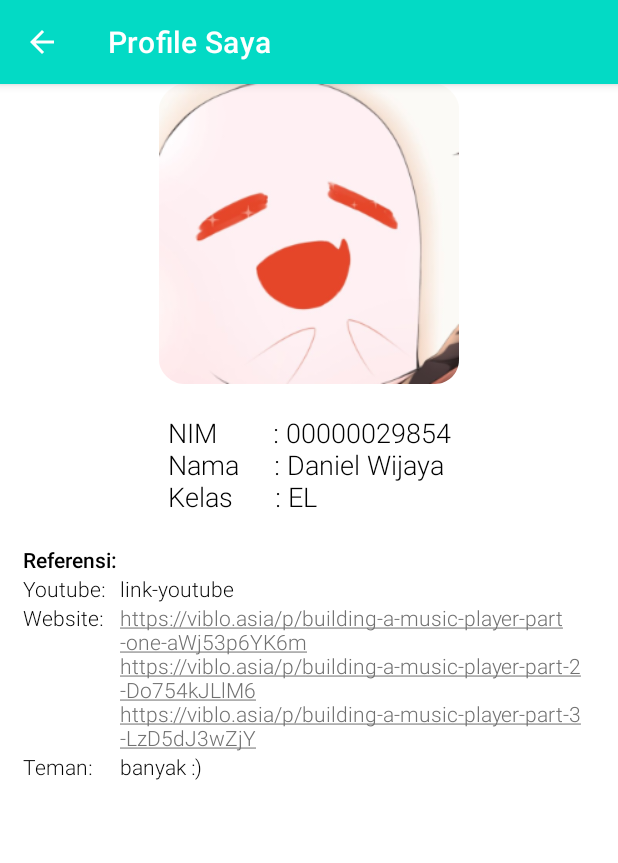
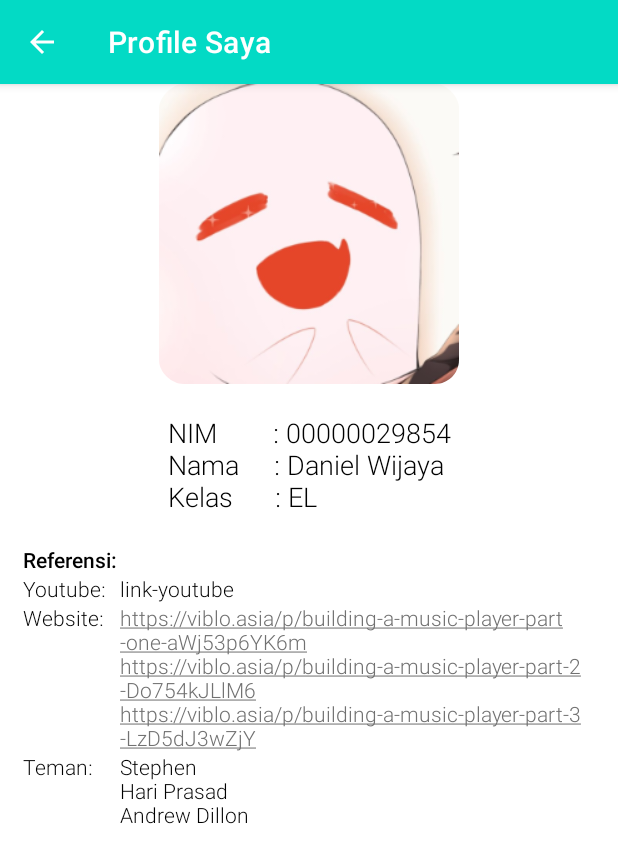
Before and after one commit to danielwj00/UTS_Mobile_00000029854, an Android app: the ProfileActivity screen opened directly, with no data from a screen before it, on a phone screen of 412 x 824 dp. Shown: the top 863 px of the screen. Run offline under Robolectric (Android 15) with nearby library versions, the light colour scheme and no system bars.

Commit message:
First Commit

```diff
--- a/Project2/app/src/main/res/layout/profile_page.xml
+++ b/Project2/app/src/main/res/layout/profile_page.xml
@@ -76,7 +76,7 @@
             android:layout_height="wrap_content"
             android:layout_width="320dp"
             android:layout_columnSpan="1"
-            android:text="banyak :)"
+            android:text="Stephen\nHari Prasad\nAndrew Dillon"
             android:fontFamily="sans-serif-light"
             android:textColor="@color/black"/>
     </GridLayout>
```
Also changed, not shown: 1 other file.
